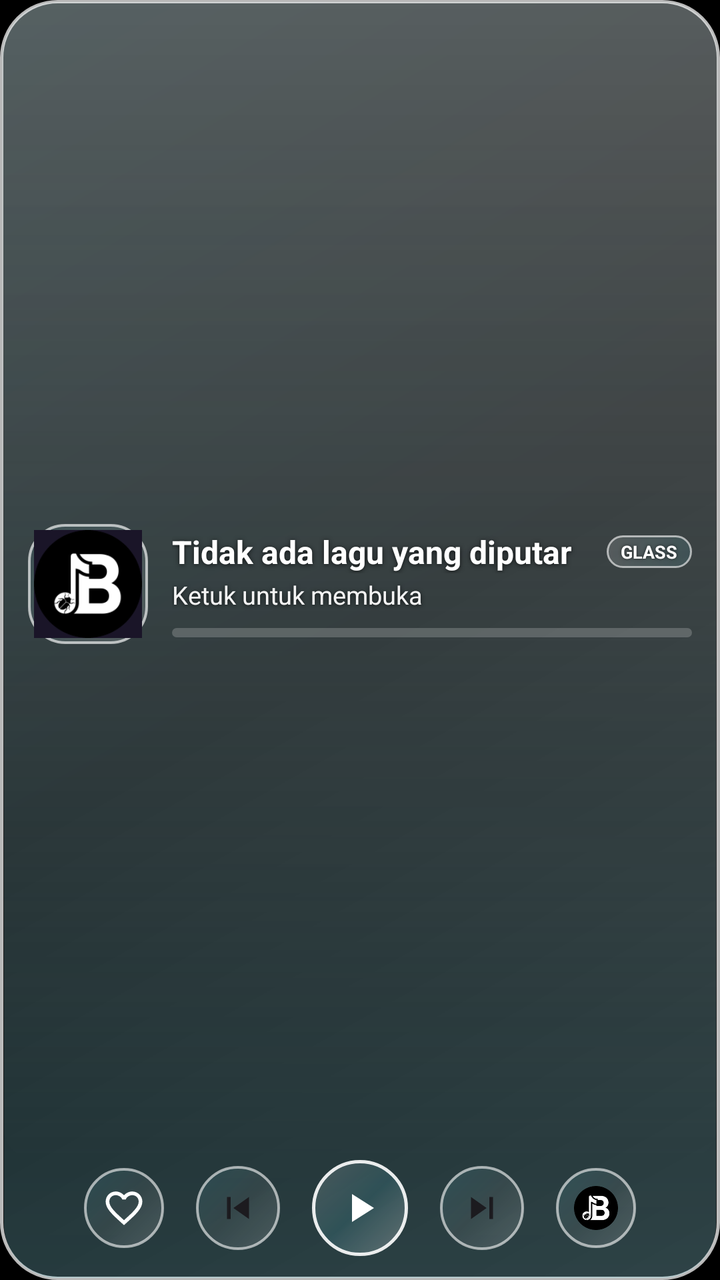
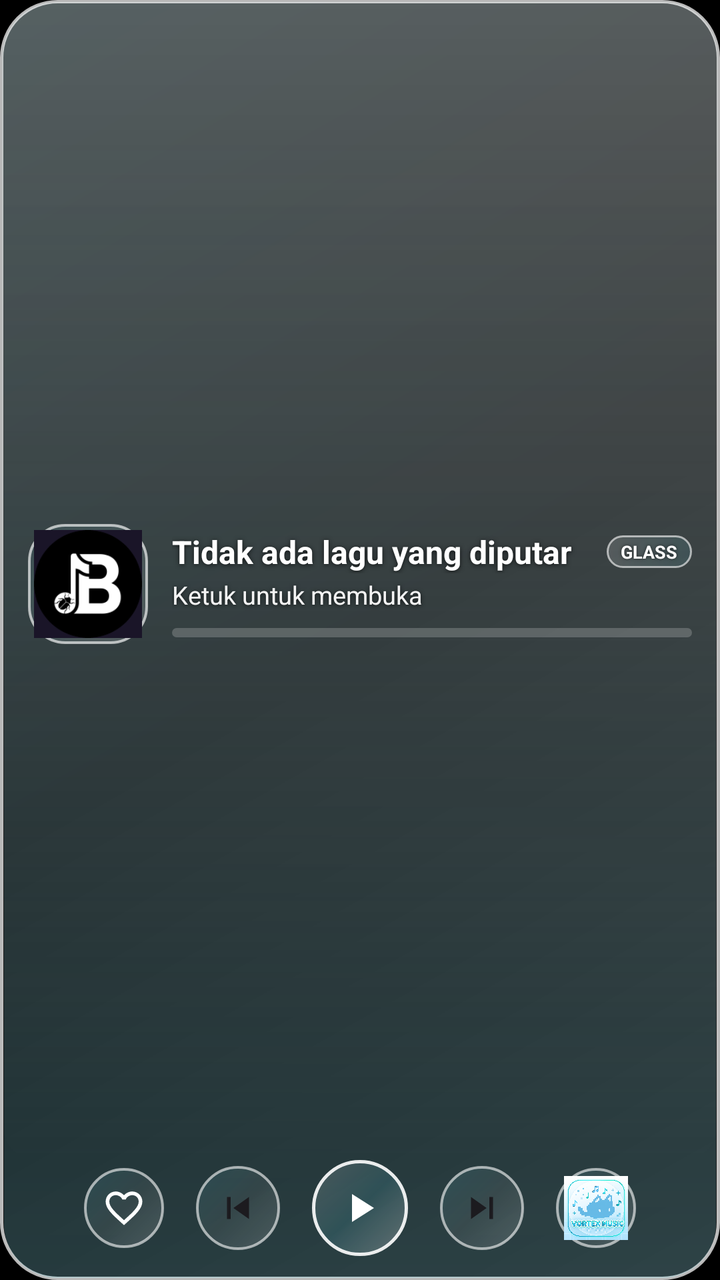

Two renders of the same Android screen: before a commit and after it. Below are the layout's source before the change and the commit's diff.
<!-- AndroidManifest.xml: application theme Theme.NanzBeatles -->
<!-- res/layout/widget_liquid_glass.xml -->
<?xml version="1.0" encoding="utf-8"?>
<RelativeLayout xmlns:android="http://schemas.android.com/apk/res/android"
    android:id="@+id/widget_glass_root"
    android:layout_width="match_parent"
    android:layout_height="match_parent"
    android:background="@android:color/transparent">

    
    <ImageView
        android:id="@+id/widget_glass_backdrop"
        android:layout_width="match_parent"
        android:layout_height="match_parent"
        android:scaleType="fitXY"
        android:src="@drawable/widget_liquid_glass_bg"
        android:contentDescription="@null" />

    
    <LinearLayout
        android:layout_width="match_parent"
        android:layout_height="match_parent"
        android:orientation="vertical"
        android:gravity="center_vertical"
        android:paddingStart="14dp"
        android:paddingEnd="14dp"
        android:paddingTop="12dp"
        android:paddingBottom="12dp">

        
        <LinearLayout
            android:layout_width="match_parent"
            android:layout_height="0dp"
            android:layout_weight="1"
            android:orientation="horizontal"
            android:gravity="center_vertical">

            
            <FrameLayout
                android:layout_width="60dp"
                android:layout_height="60dp"
                android:background="@drawable/widget_liquid_glass_album_frame"
                android:padding="3dp">

                <ImageView
                    android:id="@+id/widget_glass_album_art"
                    android:layout_width="match_parent"
                    android:layout_height="match_parent"
                    android:scaleType="centerCrop"
                    android:src="@drawable/ic_widget_music_placeholder"
                    android:contentDescription="@string/widget_album_art" />
            </FrameLayout>

            
            <LinearLayout
                android:layout_width="0dp"
                android:layout_height="wrap_content"
                android:layout_weight="1"
                android:layout_marginStart="12dp"
                android:orientation="vertical">

                <LinearLayout
                    android:layout_width="match_parent"
                    android:layout_height="wrap_content"
                    android:orientation="horizontal"
                    android:gravity="center_vertical">

                    <TextView
                        android:id="@+id/widget_glass_song_title"
                        android:layout_width="0dp"
                        android:layout_height="wrap_content"
                        android:layout_weight="1"
                        android:ellipsize="end"
                        android:maxLines="1"
                        android:text="@string/no_song_playing"
                        android:textColor="#FFFFFF"
                        android:textSize="16sp"
                        android:textStyle="bold"
                        android:shadowColor="#B3000000"
                        android:shadowDy="1"
                        android:shadowRadius="6" />

                    <TextView
                        android:id="@+id/widget_glass_badge"
                        android:layout_width="wrap_content"
                        android:layout_height="wrap_content"
                        android:layout_marginStart="6dp"
                        android:background="@drawable/widget_liquid_glass_badge_bg"
                        android:paddingStart="7dp"
                        android:paddingEnd="7dp"
                        android:paddingTop="2dp"
                        android:paddingBottom="2dp"
                        android:text="GLASS"
                        android:textColor="#FFFFFF"
                        android:textSize="9sp"
                        android:textStyle="bold"
                        android:shadowColor="#99000000"
                        android:shadowRadius="4" />
                </LinearLayout>

                <TextView
                    android:id="@+id/widget_glass_artist_name"
                    android:layout_width="match_parent"
                    android:layout_height="wrap_content"
                    android:layout_marginTop="2dp"
                    android:ellipsize="end"
                    android:maxLines="1"
                    android:text="@string/tap_to_open"
                    android:textColor="#F2FFFFFF"
                    android:textSize="12.5sp"
                    android:shadowColor="#B3000000"
                    android:shadowDy="1"
                    android:shadowRadius="5" />

                
                <ProgressBar
                    android:id="@+id/widget_glass_progress"
                    style="?android:attr/progressBarStyleHorizontal"
                    android:layout_width="match_parent"
                    android:layout_height="4.5dp"
                    android:layout_marginTop="8dp"
                    android:max="10000"
                    android:progress="0"
                    android:progressDrawable="@drawable/widget_liquid_glass_progress" />
            </LinearLayout>
        </LinearLayout>

        
        <LinearLayout
            android:layout_width="match_parent"
            android:layout_height="wrap_content"
            android:layout_marginTop="8dp"
            android:orientation="horizontal"
            android:gravity="center">

            <ImageView
                android:id="@+id/widget_glass_like_button"
                android:layout_width="40dp"
                android:layout_height="40dp"
                android:background="@drawable/widget_liquid_glass_btn_circle"
                android:padding="9dp"
                android:src="@drawable/ic_widget_heart_outline_nav"
                android:contentDescription="@string/widget_like_button" />

            <ImageView
                android:id="@+id/widget_glass_previous"
                android:layout_width="42dp"
                android:layout_height="42dp"
                android:layout_marginStart="16dp"
                android:background="@drawable/widget_liquid_glass_btn_circle"
                android:padding="10dp"
                android:src="@drawable/ic_widget_skip_previous"
                android:contentDescription="Sebelumnya" />

            <ImageView
                android:id="@+id/widget_glass_play_pause"
                android:layout_width="48dp"
                android:layout_height="48dp"
                android:layout_marginStart="16dp"
                android:layout_marginEnd="16dp"
                android:background="@drawable/widget_liquid_glass_play_pill"
                android:padding="12dp"
                android:src="@drawable/ic_widget_play"
                android:contentDescription="@string/widget_play_pause" />

            <ImageView
                android:id="@+id/widget_glass_next"
                android:layout_width="42dp"
                android:layout_height="42dp"
                android:layout_marginEnd="16dp"
                android:background="@drawable/widget_liquid_glass_btn_circle"
                android:padding="10dp"
                android:src="@drawable/ic_widget_skip_next"
                android:contentDescription="Berikutnya" />

            <ImageView
                android:id="@+id/widget_glass_open_app"
                android:layout_width="40dp"
                android:layout_height="40dp"
                android:background="@drawable/widget_liquid_glass_btn_circle"
                android:padding="9dp"
                android:src="@drawable/ic_widget_music_logo"
                android:contentDescription="Buka Aplikasi" />
        </LinearLayout>

    </LinearLayout>

</RelativeLayout>
<!-- resources referenced by this layout -->
<resources>
  <!-- drawable ic_widget_music_placeholder (drawable) -->
  <?xml version="1.0" encoding="utf-8"?>
  <layer-list xmlns:android="http://schemas.android.com/apk/res/android">
      <item>
          <shape android:shape="rectangle">
              <solid android:color="#1A1528" />
          </shape>
      </item>
      <item
          android:width="72dp"
          android:height="72dp"
          android:gravity="center"
          android:drawable="@drawable/ic_widget_music_logo" />
  </layer-list>
  <!-- drawable ic_widget_play (drawable) -->
  <vector xmlns:android="http://schemas.android.com/apk/res/android"
      android:height="24dp"
      android:viewportHeight="24"
      android:viewportWidth="24"
      android:width="24dp">
      <path
          android:fillColor="#FFFFFF"
          android:pathData="M8,5v14l11,-7z"/>
  </vector>
  <!-- drawable ic_widget_skip_next (drawable) -->
  <vector xmlns:android="http://schemas.android.com/apk/res/android"
      android:height="24dp"
      android:viewportHeight="24"
      android:viewportWidth="24"
      android:width="24dp">
      <path
          android:fillColor="@color/widget_text_primary"
          android:pathData="M6,18l8.5,-6L6,6v12zM16,6v12h2V6h-2z"/>
  </vector>
  <!-- drawable ic_widget_skip_previous (drawable) -->
  <vector xmlns:android="http://schemas.android.com/apk/res/android"
      android:height="24dp"
      android:viewportHeight="24"
      android:viewportWidth="24"
      android:width="24dp">
      <path
          android:fillColor="@color/widget_text_primary"
          android:pathData="M6,6h2v12L6,18zM9.5,12l8.5,6L18,6z"/>
  </vector>
  <!-- drawable widget_liquid_glass_album_frame (drawable) -->
  <?xml version="1.0" encoding="utf-8"?>
  <shape xmlns:android="http://schemas.android.com/apk/res/android"
      android:shape="rectangle">
      <corners android:radius="18dp" />
      <gradient
          android:angle="135"
          android:startColor="#26FFFFFF"
          android:endColor="#1064E9FF"
          android:type="linear" />
      <stroke
          android:width="1.2dp"
          android:color="#A6FFFFFF" />
  </shape>
  <!-- drawable widget_liquid_glass_badge_bg (drawable) -->
  <?xml version="1.0" encoding="utf-8"?>
  <shape xmlns:android="http://schemas.android.com/apk/res/android"
      android:shape="rectangle">
      <corners android:radius="50dp" />
      <gradient
          android:angle="0"
          android:startColor="#24FFFFFF"
          android:endColor="#1864E9FF"
          android:type="linear" />
      <stroke
          android:width="1dp"
          android:color="#99FFFFFF" />
  </shape>
  <!-- drawable widget_liquid_glass_btn_circle (drawable) -->
  <?xml version="1.0" encoding="utf-8"?>
  <shape xmlns:android="http://schemas.android.com/apk/res/android"
      android:shape="oval">
      <gradient
          android:angle="135"
          android:startColor="#28FFFFFF"
          android:centerColor="#10FFFFFF"
          android:endColor="#1C64E9FF"
          android:type="linear" />
      <stroke
          android:width="1.2dp"
          android:color="#99FFFFFF" />
  </shape>
  <!-- drawable widget_liquid_glass_play_pill (drawable) -->
  <?xml version="1.0" encoding="utf-8"?>
  <shape xmlns:android="http://schemas.android.com/apk/res/android"
      android:shape="oval">
      <gradient
          android:angle="135"
          android:startColor="#42FFFFFF"
          android:centerColor="#1F64E9FF"
          android:endColor="#29FFFFFF"
          android:type="linear" />
      <stroke
          android:width="1.5dp"
          android:color="#E6FFFFFF" />
  </shape>
  <string name="no_song_playing">Tidak ada lagu yang diputar</string>
  <string name="tap_to_open">Ketuk untuk membuka</string>
  <string name="widget_album_art">Seni album</string>
  <string name="widget_like_button">Suka</string>
  <string name="widget_play_pause">Putar / Jeda</string>
  <color name="widget_on_tertiary_container">#FFFFFF</color>
  <color name="widget_text_primary">#1C1B1F</color>
  <!-- unchanged entries left out for length: 5 -->
</resources>

<!-- the commit's change to res/layout/widget_liquid_glass.xml (unified diff, before → after) -->
@@ -176,8 +176,9 @@
                 android:layout_width="40dp"
                 android:layout_height="40dp"
                 android:background="@drawable/widget_liquid_glass_btn_circle"
-                android:padding="9dp"
-                android:src="@drawable/ic_widget_music_logo"
+                android:padding="4dp"
+                android:scaleType="centerCrop"
+                android:src="@drawable/vortex_icon"
                 android:contentDescription="Buka Aplikasi" />
         </LinearLayout>
 
<!-- resource entries referenced after the edit -->
@@ -44,6 +44,7 @@
           android:fillColor="@color/widget_text_primary"
           android:pathData="M6,6h2v12L6,18zM9.5,12l8.5,6L18,6z"/>
   </vector>
+  <!-- drawable vortex_icon: jpg bitmap (drawable, 313117 bytes) -->
   <!-- drawable widget_liquid_glass_album_frame (drawable) -->
   <?xml version="1.0" encoding="utf-8"?>
   <shape xmlns:android="http://schemas.android.com/apk/res/android"
